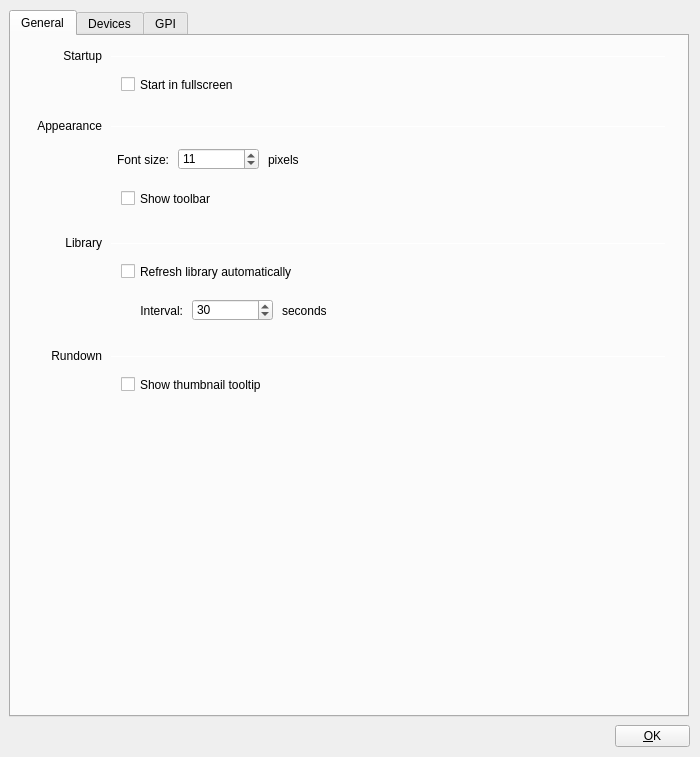
CasparCG/client, file src/Widgets/SettingsDialog.ui: the form before one commit.
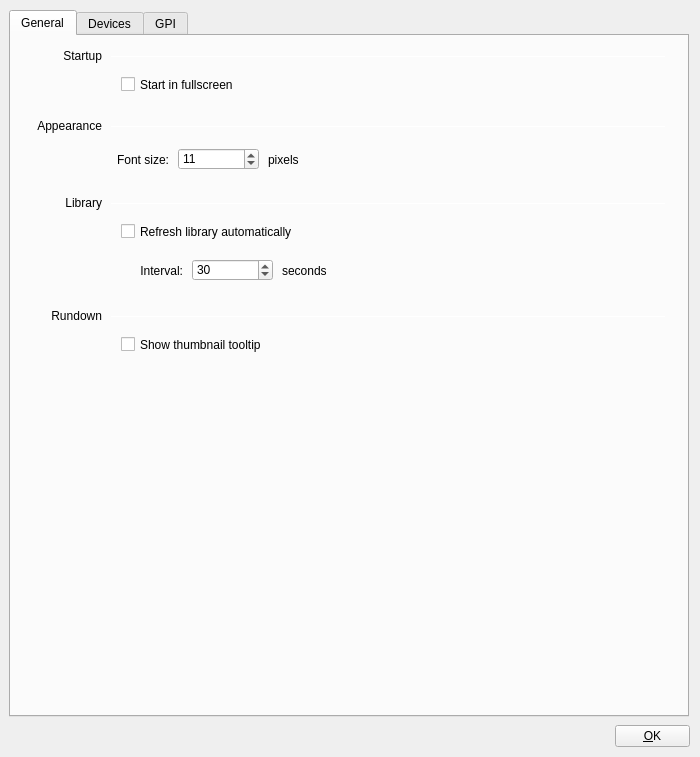
The form after the commit.

Patch:
```diff
--- a/src/Widgets/SettingsDialog.ui
+++ b/src/Widgets/SettingsDialog.ui
@@ -48,7 +48,7 @@
      <property name="geometry">
       <rect>
        <x>10</x>
-       <y>199</y>
+       <y>159</y>
        <width>81</width>
        <height>16</height>
       </rect>
@@ -64,7 +64,7 @@
      <property name="geometry">
       <rect>
        <x>100</x>
-       <y>207</y>
+       <y>167</y>
        <width>555</width>
        <height>1</height>
       </rect>
@@ -77,7 +77,7 @@
      <property name="geometry">
       <rect>
        <x>111</x>
-       <y>265</y>
+       <y>225</y>
        <width>61</width>
        <height>20</height>
       </rect>
@@ -93,7 +93,7 @@
      <property name="geometry">
       <rect>
        <x>181</x>
-       <y>263</y>
+       <y>223</y>
        <width>81</width>
        <height>22</height>
       </rect>
@@ -109,7 +109,7 @@
      <property name="geometry">
       <rect>
        <x>271</x>
-       <y>267</y>
+       <y>227</y>
        <width>62</width>
        <height>16</height>
       </rect>
@@ -238,7 +238,7 @@
      <property name="geometry">
       <rect>
        <x>110</x>
-       <y>227</y>
+       <y>187</y>
        <width>211</width>
        <height>17</height>
       </rect>
@@ -254,7 +254,7 @@
      <property name="geometry">
       <rect>
        <x>10</x>
-       <y>312</y>
+       <y>272</y>
        <width>81</width>
        <height>16</height>
       </rect>
@@ -270,7 +270,7 @@
      <property name="geometry">
       <rect>
        <x>100</x>
-       <y>320</y>
+       <y>280</y>
        <width>555</width>
        <height>1</height>
       </rect>
@@ -283,7 +283,7 @@
      <property name="geometry">
       <rect>
        <x>110</x>
-       <y>340</y>
+       <y>300</y>
        <width>171</width>
        <height>17</height>
       </rect>
@@ -295,22 +295,6 @@
       <string>Show thumbnail tooltip</string>
      </property>
     </widget>
-    <widget class="QCheckBox" name="checkBoxShowToolbar">
-     <property name="geometry">
-      <rect>
-       <x>110</x>
-       <y>154</y>
-       <width>111</width>
-       <height>17</height>
-      </rect>
-     </property>
-     <property name="focusPolicy">
-      <enum>Qt::NoFocus</enum>
-     </property>
-     <property name="text">
-      <string>Show toolbar</string>
-     </property>
-    </widget>
    </widget>
    <widget class="QWidget" name="tabDevices">
     <attribute name="title">
```
Left out of the diff: 17 changed lines with no effect on the pictures.
